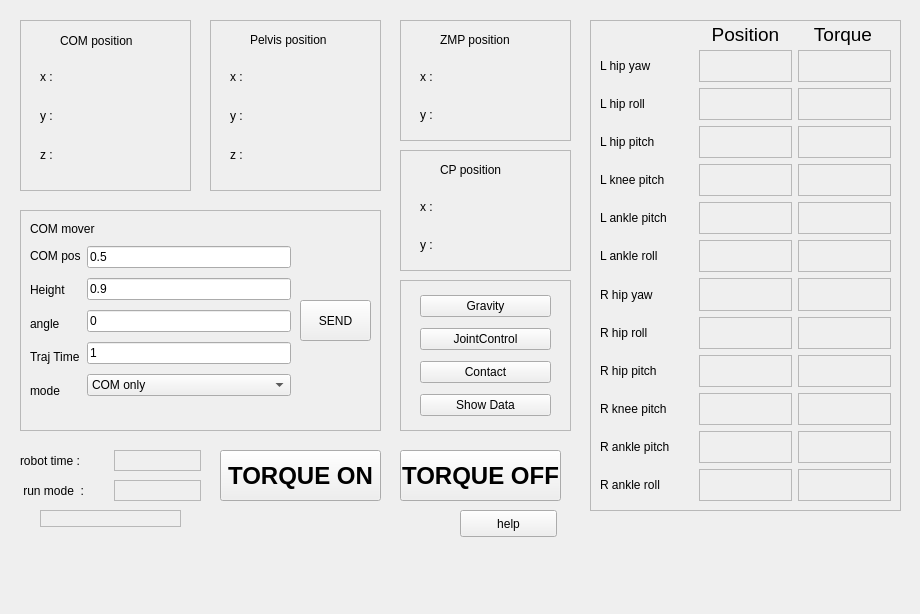
First picture: the form in dyros_red_gui/resource/DyrosRed.ui, repository saga0619/dyros_red, before the edit.
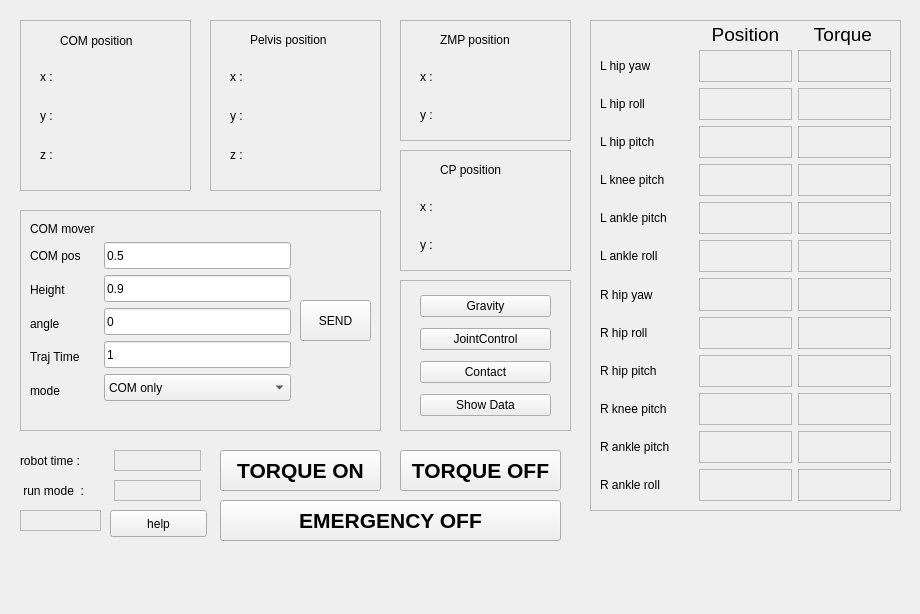
Second picture: the form after the edit.

Commit message: added functions, gui, safety methods

Patch:
```diff
--- a/dyros_red_gui/resource/DyrosRed.ui
+++ b/dyros_red_gui/resource/DyrosRed.ui
@@ -55,7 +55,7 @@
       <height>163</height>
      </rect>
     </property>
-    <layout class="QHBoxLayout" name="horizontalLayout">
+    <layout class="QHBoxLayout" name="horizontalLayout" stretch="0,0">
      <item>
       <layout class="QVBoxLayout" name="verticalLayout_3">
        <item>
@@ -99,6 +99,18 @@
       <layout class="QVBoxLayout" name="verticalLayout_4">
        <item>
         <widget class="QLineEdit" name="text_pos">
+         <property name="sizePolicy">
+          <sizepolicy hsizetype="Preferred" vsizetype="Fixed">
+           <horstretch>0</horstretch>
+           <verstretch>0</verstretch>
+          </sizepolicy>
+         </property>
+         <property name="maximumSize">
+          <size>
+           <width>187</width>
+           <height>27</height>
+          </size>
+         </property>
          <property name="toolTip">
           <string>float between 0~1. 0 - closer to right foot, 1 - closer to left foot.</string>
          </property>
@@ -109,6 +121,18 @@
        </item>
        <item>
         <widget class="QLineEdit" name="text_height">
+         <property name="sizePolicy">
+          <sizepolicy hsizetype="Preferred" vsizetype="Fixed">
+           <horstretch>0</horstretch>
+           <verstretch>0</verstretch>
+          </sizepolicy>
+         </property>
+         <property name="maximumSize">
+          <size>
+           <width>187</width>
+           <height>27</height>
+          </size>
+         </property>
          <property name="text">
           <string>0.9</string>
          </property>
@@ -116,6 +140,18 @@
        </item>
        <item>
         <widget class="QLineEdit" name="text_angle">
+         <property name="sizePolicy">
+          <sizepolicy hsizetype="Preferred" vsizetype="Fixed">
+           <horstretch>0</horstretch>
+           <verstretch>0</verstretch>
+          </sizepolicy>
+         </property>
+         <property name="maximumSize">
+          <size>
+           <width>187</width>
+           <height>27</height>
+          </size>
+         </property>
          <property name="text">
           <string>0</string>
          </property>
@@ -123,6 +159,18 @@
        </item>
        <item>
         <widget class="QLineEdit" name="text_time">
+         <property name="sizePolicy">
+          <sizepolicy hsizetype="Preferred" vsizetype="Fixed">
+           <horstretch>0</horstretch>
+           <verstretch>0</verstretch>
+          </sizepolicy>
+         </property>
+         <property name="maximumSize">
+          <size>
+           <width>187</width>
+           <height>27</height>
+          </size>
+         </property>
          <property name="toolTip">
           <string>Processing time of COM command</string>
          </property>
@@ -133,6 +181,18 @@
        </item>
        <item>
         <widget class="QComboBox" name="comboBox">
+         <property name="sizePolicy">
+          <sizepolicy hsizetype="Preferred" vsizetype="Fixed">
+           <horstretch>0</horstretch>
+           <verstretch>0</verstretch>
+          </sizepolicy>
+         </property>
+         <property name="maximumSize">
+          <size>
+           <width>187</width>
+           <height>27</height>
+          </size>
+         </property>
          <item>
           <property name="text">
            <string>COM only</string>
@@ -1151,13 +1211,13 @@
      <x>400</x>
      <y>450</y>
      <width>161</width>
-     <height>51</height>
+     <height>41</height>
     </rect>
    </property>
    <property name="font">
     <font>
      <family>Arial</family>
-     <pointsize>18</pointsize>
+     <pointsize>16</pointsize>
      <weight>75</weight>
      <bold>true</bold>
     </font>
@@ -1175,13 +1235,13 @@
      <x>220</x>
      <y>450</y>
      <width>161</width>
-     <height>51</height>
+     <height>41</height>
     </rect>
    </property>
    <property name="font">
     <font>
      <family>Arial</family>
-     <pointsize>18</pointsize>
+     <pointsize>16</pointsize>
      <weight>75</weight>
      <bold>true</bold>
     </font>
@@ -1222,10 +1282,10 @@
   <widget class="QLabel" name="localtime">
    <property name="geometry">
     <rect>
-     <x>40</x>
+     <x>20</x>
      <y>510</y>
-     <width>141</width>
-     <height>17</height>
+     <width>81</width>
+     <height>21</height>
     </rect>
    </property>
    <property name="frameShape">
@@ -1238,7 +1298,7 @@
   <widget class="QPushButton" name="pushButton">
    <property name="geometry">
     <rect>
-     <x>460</x>
+     <x>110</x>
      <y>510</y>
      <width>97</width>
      <height>27</height>
@@ -1248,6 +1308,27 @@
     <string>help</string>
    </property>
   </widget>
+  <widget class="QPushButton" name="emergencyoff_button">
+   <property name="geometry">
+    <rect>
+     <x>220</x>
+     <y>500</y>
+     <width>341</width>
+     <height>41</height>
+    </rect>
+   </property>
+   <property name="font">
+    <font>
+     <family>Arial</family>
+     <pointsize>16</pointsize>
+     <weight>75</weight>
+     <bold>true</bold>
+    </font>
+   </property>
+   <property name="text">
+    <string>EMERGENCY OFF</string>
+   </property>
+  </widget>
  </widget>
  <resources/>
  <connections/>
```
The commit also changes 6 other files.
